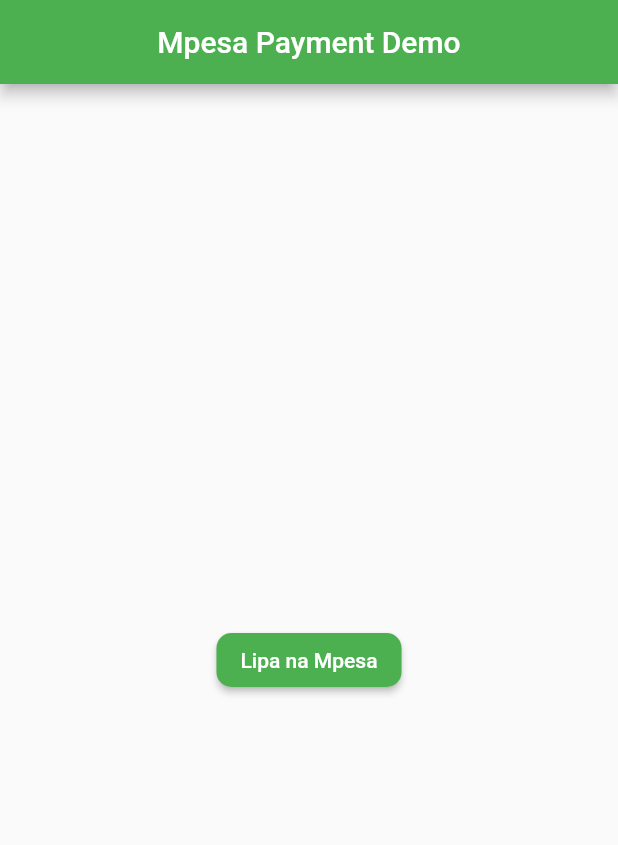
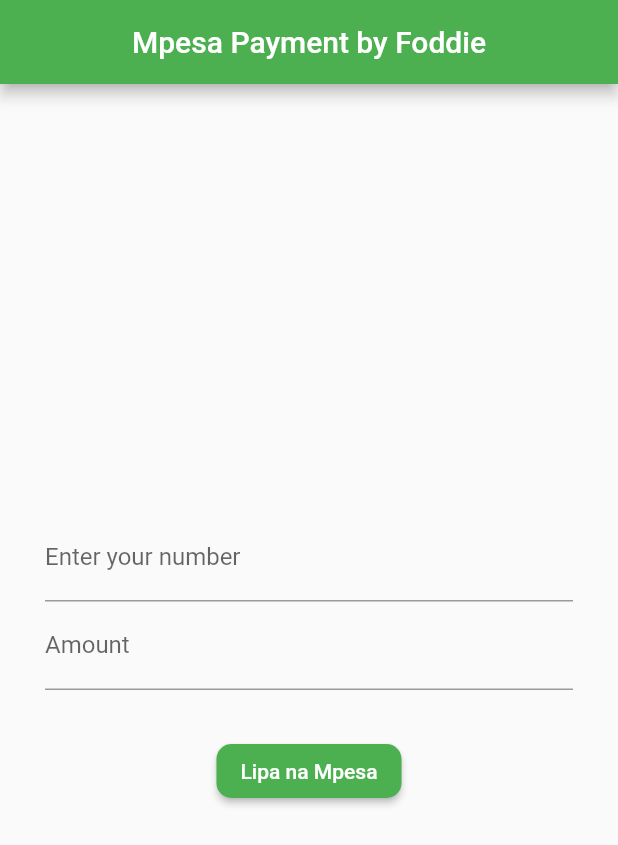
Before and after one commit to Foddie2/Flutter-Mpesa-Intergration-, a Flutter app: the screen it shows after launch, after a tap on "Lipa na Mpesa", on a phone screen of 412 x 824 dp. Shown: the top 845 px of the screen. Run offline on Flutter 3.47's test engine with Material 2 defaults, Android fonts, the phone set to English and light mode, and no system bars; missing offline and left inert: mpesa_flutter_plugin.

Commit message:
Created a flutter App and Integrated it with Daraja Mpesa API
Added iput fields for Amount and Phone number

```diff
--- a/lib/main.dart
+++ b/lib/main.dart
@@ -1,5 +1,6 @@
 import 'package:flutter/material.dart';
 import 'package:mpesa_flutter_plugin/mpesa_flutter_plugin.dart';
+import 'package:flutter/services.dart';
 import 'dart:async';
 
 void main() {
@@ -15,17 +16,26 @@ class DarajaFlutter extends StatefulWidget {
 }
 
 class _DarajaFlutterState extends State<DarajaFlutter> {
+  final TextEditingController phonenumberController = TextEditingController();
+  final TextEditingController amountController = TextEditingController();
   //create the lipaNaMpesa method here.Please note, the method can have any name, I chose lipaNaMpesa
 
   Future<void> lipaNaMpesa() async {
+    var phoneNumber = phonenumberController.text;
+    var CodeKe = '254';
+    phoneNumber = phoneNumber.substring(1);
+    phoneNumber = CodeKe+phoneNumber;
+    print(phonenumberController.text);
+    dynamic amount = double.parse(amountController.text);
+
     dynamic transactionInitialisation;
     try {
       transactionInitialisation =
           await MpesaFlutterPlugin.initializeMpesaSTKPush(
               businessShortCode: "174379",
               transactionType: TransactionType.CustomerPayBillOnline,
-              amount: 1.0,
-              partyA: "254711974716",
+              amount: amount,
+              partyA: phoneNumber,
               partyB: "174379",
 //Lipa na Mpesa Online ShortCode
               callBackURL: Uri(scheme: "http",
@@ -33,7 +43,7 @@ class _DarajaFlutterState extends State<DarajaFlutter> {
                   path: "/15hdjxp1"),
 //This url has been generated from http://mpesa-requestbin.herokuapp.com/?ref=hackernoon.com for test purposes
               accountReference: "Foddie",
-              phoneNumber: "254711974716",
+              phoneNumber: phoneNumber,
               baseUri: Uri(scheme: "https",
                   host: "sandbox.safaricom.co.ke"),
               transactionDesc: "purchase",
@@ -54,11 +64,30 @@ class _DarajaFlutterState extends State<DarajaFlutter> {
       theme: ThemeData(primaryColor: Colors.green),
       home: Scaffold(
         appBar: AppBar(
-          title: Text('Mpesa Payment Demo'),
+          title: Text('Mpesa Payment by Foddie'),
           centerTitle: true,
         ),
         body: Center(
-          child: RaisedButton(
+          child: Container(
+              padding: const EdgeInsets.all(30.0),
+              child: Column(
+                mainAxisAlignment: MainAxisAlignment.center,
+                children: <Widget>[
+                  TextFormField(
+                    controller: phonenumberController,
+                    decoration: InputDecoration(labelText: "Enter your number"),
+                    keyboardType: TextInputType.number,
+                    inputFormatters: <TextInputFormatter>[
+                      FilteringTextInputFormatter.digitsOnly
+                    ], // Only numbers can be entered
+                  ),
+                  TextFormField(
+                    controller: amountController,
+                    decoration: InputDecoration(labelText: "Amount"),
+                    keyboardType: TextInputType.number, // Only numbers can be entered
+                  ),
+                  SizedBox(height: 30,),
+                  RaisedButton(
                     color: Colors.green,
                     shape: RoundedRectangleBorder(
                         borderRadius: BorderRadius.circular(10.0)),
@@ -70,6 +99,9 @@ class _DarajaFlutterState extends State<DarajaFlutter> {
                       style: TextStyle(color: Colors.white),
                     ),
                   ),
+                ],
+              ),
+          )
         ),
       ),
     );
```
Lines whose indentation alone changed are shown as unchanged.
